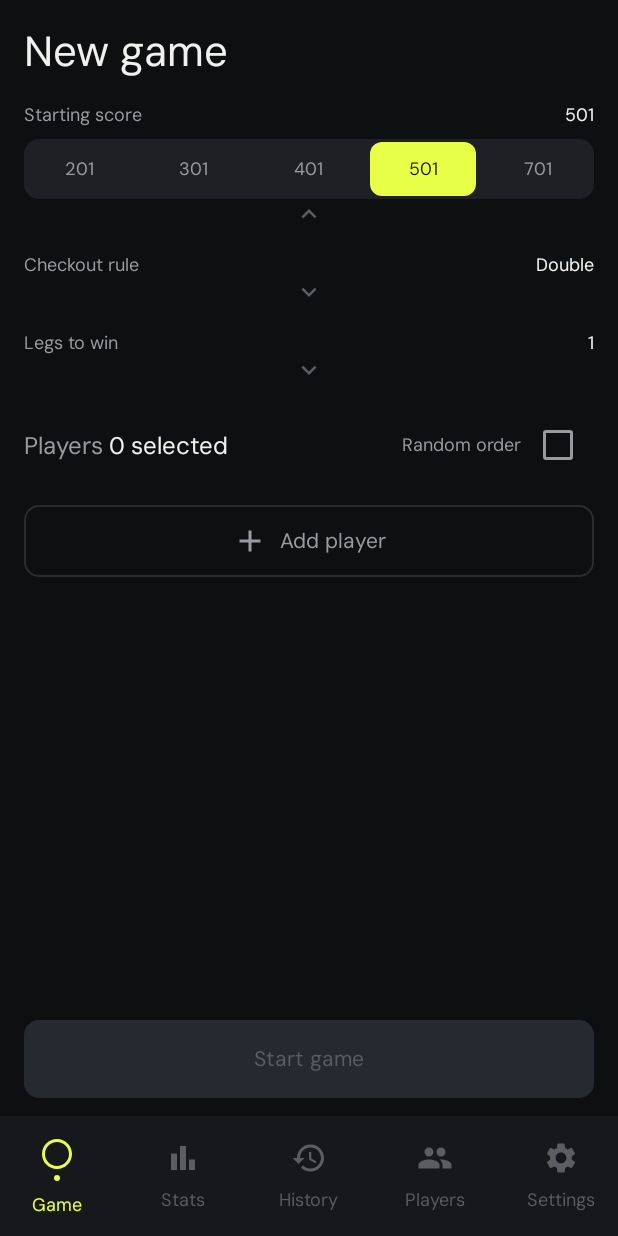
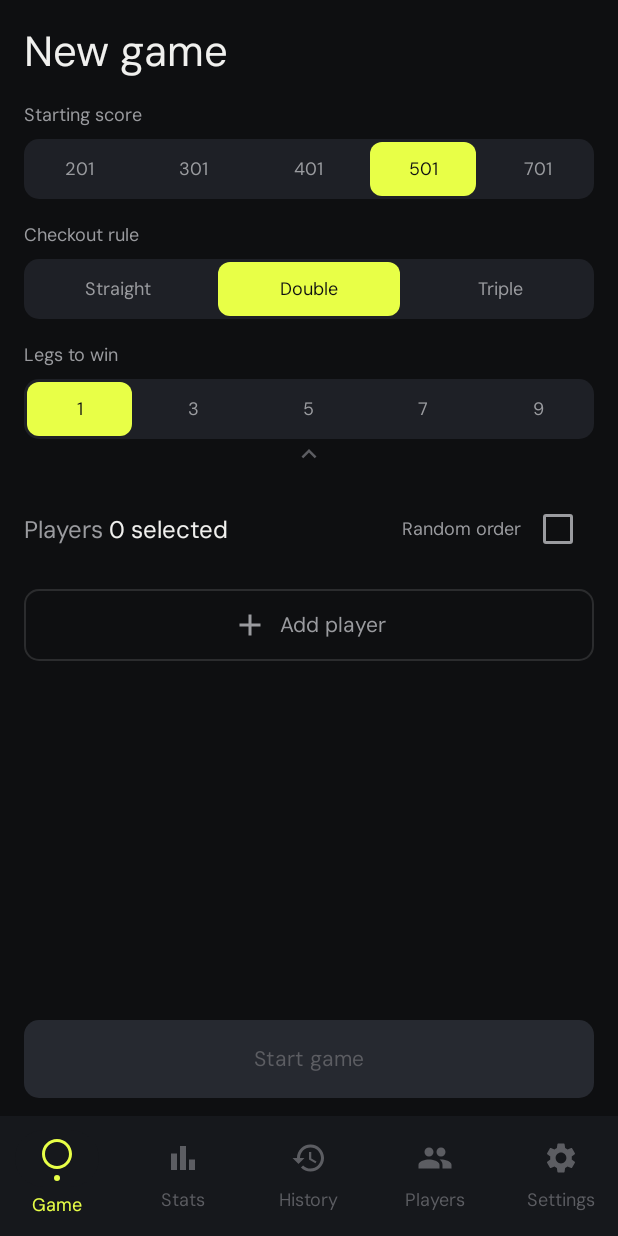
Before and after one commit to Chrausen/androiddartapp, an Android app built with Jetpack Compose: the screen it shows after launch (MainActivity), after a tap on "Starting score", on a phone screen of 412 x 824 dp. Run offline under Robolectric (Android 15) with nearby library versions, the phone set to English and light mode, and no system bars; our stand-ins replace Dagger/Hilt's generated code, Room's generated code.

Commit message:
Group game settings into single collapsible section
Collapsed: all three settings (Starting score, Checkout, Legs) shown
in one summary row with a single chevron. Expanded: full segmented rows
for each setting, same as the original behaviour.

https://claude.ai/code/session_01KdXF6Ycihyn8cZqarj8ciM

```diff
--- a/app/src/main/java/com/clubdarts/ui/game/GameSetupScreen.kt
+++ b/app/src/main/java/com/clubdarts/ui/game/GameSetupScreen.kt
@@ -48,9 +48,7 @@ fun GameSetupScreen(
     }
     var selectedPlayers by remember { mutableStateOf<List<Player>>(emptyList()) }
     var showPlayerPicker by remember { mutableStateOf(false) }
-    var startScoreExpanded by remember { mutableStateOf(false) }
-    var checkoutRuleExpanded by remember { mutableStateOf(false) }
-    var legsToWinExpanded by remember { mutableStateOf(false) }
+    var settingsExpanded by remember { mutableStateOf(false) }
 
     // Load recent players into picker
     val recentPlayers = remember(uiState.setupDefaults.recentPlayerIds, playersState.players) {
@@ -79,46 +77,73 @@ fun GameSetupScreen(
                 )
             }
 
-            // Starting score
+            // Game settings (collapsible group)
             item {
-                CollapsibleSetting(
-                    label = "Starting score",
-                    currentValueLabel = startScore.toString(),
-                    expanded = startScoreExpanded,
-                    onToggle = { startScoreExpanded = !startScoreExpanded },
+                Column(
+                    modifier = Modifier
+                        .fillMaxWidth()
+                        .clickable { settingsExpanded = !settingsExpanded }
+                ) {
+                    if (settingsExpanded) {
+                        SectionLabel("Starting score")
+                        SegmentedRow(
                             options = listOf(201, 301, 401, 501, 701),
                             selected = startScore,
                             onSelect = { startScore = it },
-                    optionLabel = { it.toString() }
+                            label = { it.toString() }
                         )
-            }
-
-            // Checkout rule
-            item {
-                CollapsibleSetting(
-                    label = "Checkout rule",
-                    currentValueLabel = checkoutRule.name.lowercase().replaceFirstChar { c -> c.uppercaseChar() },
-                    expanded = checkoutRuleExpanded,
-                    onToggle = { checkoutRuleExpanded = !checkoutRuleExpanded },
+                        Spacer(modifier = Modifier.height(16.dp))
+                        SectionLabel("Checkout rule")
+                        SegmentedRow(
                             options = CheckoutRule.values().toList(),
                             selected = checkoutRule,
                             onSelect = { checkoutRule = it },
-                    optionLabel = { it.name.lowercase().replaceFirstChar { c -> c.uppercaseChar() } }
+                            label = { it.name.lowercase().replaceFirstChar { c -> c.uppercaseChar() } }
                         )
-            }
-
-            // Legs
-            item {
-                CollapsibleSetting(
-                    label = "Legs to win",
-                    currentValueLabel = legsToWin.toString(),
-                    expanded = legsToWinExpanded,
-                    onToggle = { legsToWinExpanded = !legsToWinExpanded },
+                        Spacer(modifier = Modifier.height(16.dp))
+                        SectionLabel("Legs to win")
+                        SegmentedRow(
                             options = listOf(1, 3, 5, 7, 9),
                             selected = legsToWin,
                             onSelect = { legsToWin = it },
-                    optionLabel = { it.toString() }
+                            label = { it.toString() }
                         )
+                    } else {
+                        Row(
+                            modifier = Modifier.fillMaxWidth(),
+                            horizontalArrangement = Arrangement.SpaceBetween
+                        ) {
+                            Column(horizontalAlignment = Alignment.CenterHorizontally) {
+                                Text("Starting score", style = MaterialTheme.typography.labelSmall, color = TextSecondary)
+                                Text(startScore.toString(), style = MaterialTheme.typography.labelMedium, fontWeight = FontWeight.Bold, color = TextPrimary)
+                            }
+                            Column(horizontalAlignment = Alignment.CenterHorizontally) {
+                                Text("Checkout", style = MaterialTheme.typography.labelSmall, color = TextSecondary)
+                                Text(
+                                    checkoutRule.name.lowercase().replaceFirstChar { c -> c.uppercaseChar() },
+                                    style = MaterialTheme.typography.labelMedium,
+                                    fontWeight = FontWeight.Bold,
+                                    color = TextPrimary
+                                )
+                            }
+                            Column(horizontalAlignment = Alignment.CenterHorizontally) {
+                                Text("Legs to win", style = MaterialTheme.typography.labelSmall, color = TextSecondary)
+                                Text(legsToWin.toString(), style = MaterialTheme.typography.labelMedium, fontWeight = FontWeight.Bold, color = TextPrimary)
+                            }
+                        }
+                    }
+                    Box(
+                        modifier = Modifier.fillMaxWidth(),
+                        contentAlignment = Alignment.Center
+                    ) {
+                        Icon(
+                            imageVector = if (settingsExpanded) Icons.Default.KeyboardArrowUp else Icons.Default.KeyboardArrowDown,
+                            contentDescription = if (settingsExpanded) "Collapse settings" else "Expand settings",
+                            tint = TextTertiary,
+                            modifier = Modifier.size(20.dp)
+                        )
+                    }
+                }
             }
 
             // Players section header
@@ -225,62 +250,6 @@ fun GameSetupScreen(
             },
             onDismiss = { showPlayerPicker = false }
         )
-    }
-}
-
-@Composable
-private fun <T> CollapsibleSetting(
-    label: String,
-    currentValueLabel: String,
-    expanded: Boolean,
-    onToggle: () -> Unit,
-    options: List<T>,
-    selected: T,
-    onSelect: (T) -> Unit,
-    optionLabel: (T) -> String
-) {
-    Column(
-        modifier = Modifier
-            .fillMaxWidth()
-            .clickable { onToggle() }
-    ) {
-        Row(
-            modifier = Modifier.fillMaxWidth(),
-            horizontalArrangement = Arrangement.SpaceBetween,
-            verticalAlignment = Alignment.CenterVertically
-        ) {
-            Text(
-                text = label,
-                style = MaterialTheme.typography.labelMedium,
-                color = TextSecondary
-            )
-            Text(
-                text = currentValueLabel,
-                style = MaterialTheme.typography.labelMedium,
-                fontWeight = FontWeight.Bold,
-                color = TextPrimary
-            )
-        }
-        if (expanded) {
-            Spacer(modifier = Modifier.height(8.dp))
-            SegmentedRow(
-                options = options,
-                selected = selected,
-                onSelect = onSelect,
-                label = optionLabel
-            )
-        }
-        Box(
-            modifier = Modifier.fillMaxWidth(),
-            contentAlignment = Alignment.Center
-        ) {
-            Icon(
-                imageVector = if (expanded) Icons.Default.KeyboardArrowUp else Icons.Default.KeyboardArrowDown,
-                contentDescription = if (expanded) "Collapse" else "Expand",
-                tint = TextTertiary,
-                modifier = Modifier.size(20.dp)
-            )
-        }
     }
 }
 
```
Lines whose indentation alone changed are shown as unchanged.
